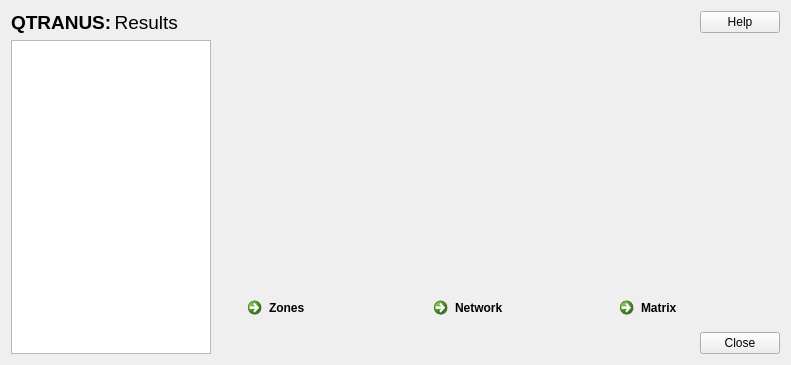
Old version of the form results.ui in the repository TomasdelaBarra/QTRANUS.
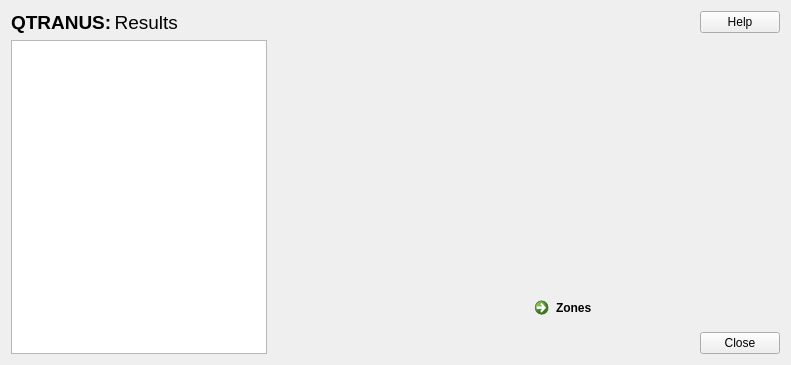
New version of the form.

Commit message: Update to version 3 of QGIS, result of the expressions of zones in the memory

```diff
--- a/results.ui
+++ b/results.ui
@@ -82,16 +82,6 @@
            </property>
           </spacer>
          </item>
-         <item alignment="Qt::AlignVCenter">
-          <widget class="QCommandLinkButton" name="network">
-           <property name="enabled">
-            <bool>true</bool>
-           </property>
-           <property name="text">
-            <string>Network</string>
-           </property>
-          </widget>
-         </item>
          <item>
           <spacer name="horizontalSpacer_4">
            <property name="orientation">
@@ -105,16 +95,6 @@
            </property>
           </spacer>
          </item>
-         <item alignment="Qt::AlignVCenter">
-          <widget class="QCommandLinkButton" name="matrix">
-           <property name="enabled">
-            <bool>true</bool>
-           </property>
-           <property name="text">
-            <string>Matrix</string>
-           </property>
-          </widget>
-         </item>
         </layout>
        </item>
        <item>
```
Left out of the diff: 2 changed lines with no effect on the pictures. The commit also changes 285 other files.
